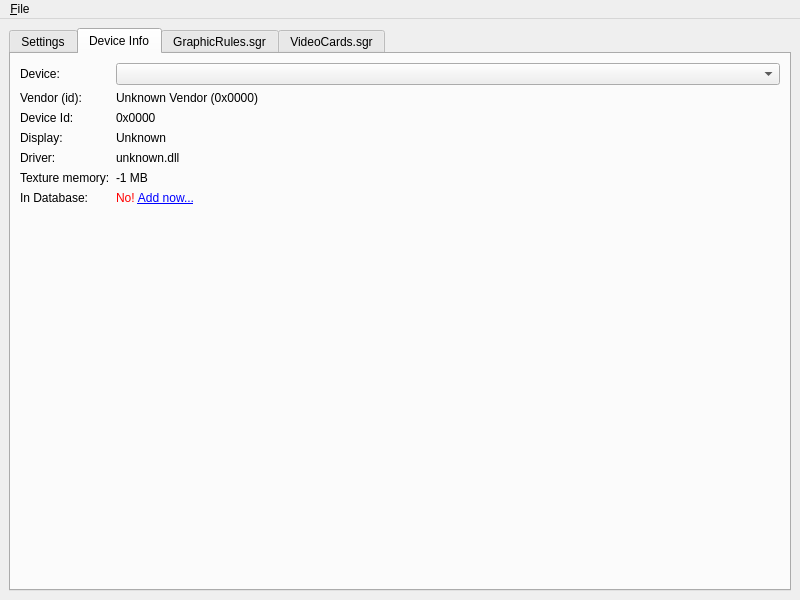
First picture: the form in mainwindow.ui, repository haffmans/graphics-rules-maker, before the edit.
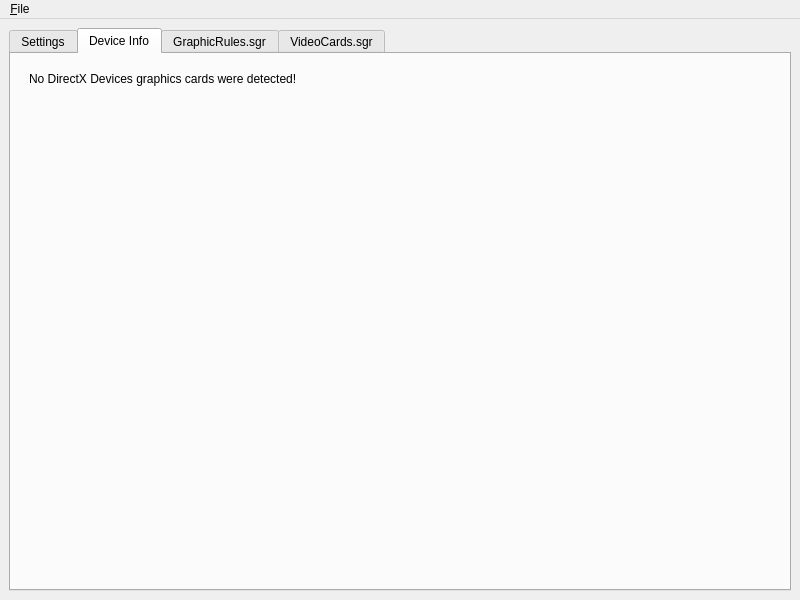
Second picture: the form after the edit. The open tabs and pages were chosen to show the change.

Commit message:
Show warning when no DirectX devices are detected
This may cause issues, hence the warning.

Patch:
```diff
--- a/mainwindow.ui
+++ b/mainwindow.ui
@@ -89,10 +89,14 @@
        <attribute name="title">
         <string>Device Info</string>
        </attribute>
+       <layout class="QVBoxLayout" name="verticalLayout_4">
+        <item>
+         <widget class="QStackedWidget" name="deviceStack">
+          <property name="currentIndex">
+           <number>0</number>
+          </property>
+          <widget class="QWidget" name="deviceInfo">
        <layout class="QFormLayout" name="formLayout">
-        <property name="fieldGrowthPolicy">
-         <enum>QFormLayout::AllNonFixedFieldsGrow</enum>
-        </property>
         <item row="0" column="0">
          <widget class="QLabel" name="deviceNameLabel">
           <property name="text">
@@ -112,7 +116,7 @@
         <item row="1" column="0">
          <widget class="QLabel" name="deviceVendorLabel">
           <property name="text">
-           <string>Vendor (id):</string>
+               <string>Vendor Id:</string>
           </property>
           <property name="textFormat">
            <enum>Qt::PlainText</enum>
@@ -122,7 +126,7 @@
         <item row="1" column="1">
          <widget class="QLabel" name="deviceVendor">
           <property name="text">
-           <string>Unknown Vendor (0x0000)</string>
+               <string>0x0000</string>
           </property>
           <property name="textFormat">
            <enum>Qt::PlainText</enum>
@@ -189,7 +193,7 @@
           </property>
          </widget>
         </item>
-        <item row="6" column="0">
+            <item row="5" column="0">
          <widget class="QLabel" name="memoryLabel">
           <property name="text">
            <string>Texture memory:</string>
@@ -199,7 +203,7 @@
           </property>
          </widget>
         </item>
-        <item row="6" column="1">
+            <item row="5" column="1">
          <widget class="QLabel" name="memory">
           <property name="text">
            <string>-1 MB</string>
@@ -209,18 +213,36 @@
           </property>
          </widget>
         </item>
-        <item row="10" column="0">
+            <item row="6" column="0">
          <widget class="QLabel" name="cardInDbLabel">
           <property name="text">
            <string>In Database:</string>
           </property>
          </widget>
         </item>
-        <item row="10" column="1">
+            <item row="6" column="1">
          <widget class="QLabel" name="cardInDb">
           <property name="text">
-           <string>&lt;font style=&quot;color: red;&quot;&gt;No!&lt;/font&gt; &lt;a href=&quot;/dbadd&quot;&gt;Add now...&lt;/a&gt;</string>
-          </property>
+               <string>&lt;font style=&quot;color: red;&quot;&gt;No!&lt;/font&gt;</string>
+              </property>
+             </widget>
+            </item>
+           </layout>
+          </widget>
+          <widget class="QWidget" name="noDevicesWarning">
+           <layout class="QVBoxLayout" name="verticalLayout_3">
+            <item>
+             <widget class="QLabel" name="label">
+              <property name="text">
+               <string>No DirectX Devices graphics cards were detected! </string>
+              </property>
+              <property name="alignment">
+               <set>Qt::AlignLeading|Qt::AlignLeft|Qt::AlignTop</set>
+              </property>
+             </widget>
+            </item>
+           </layout>
+          </widget>
          </widget>
         </item>
        </layout>
```
Left out of the diff: 2 changed lines with no effect on the pictures. Lines whose indentation alone changed are shown as unchanged. The commit also changes 1 other file.
